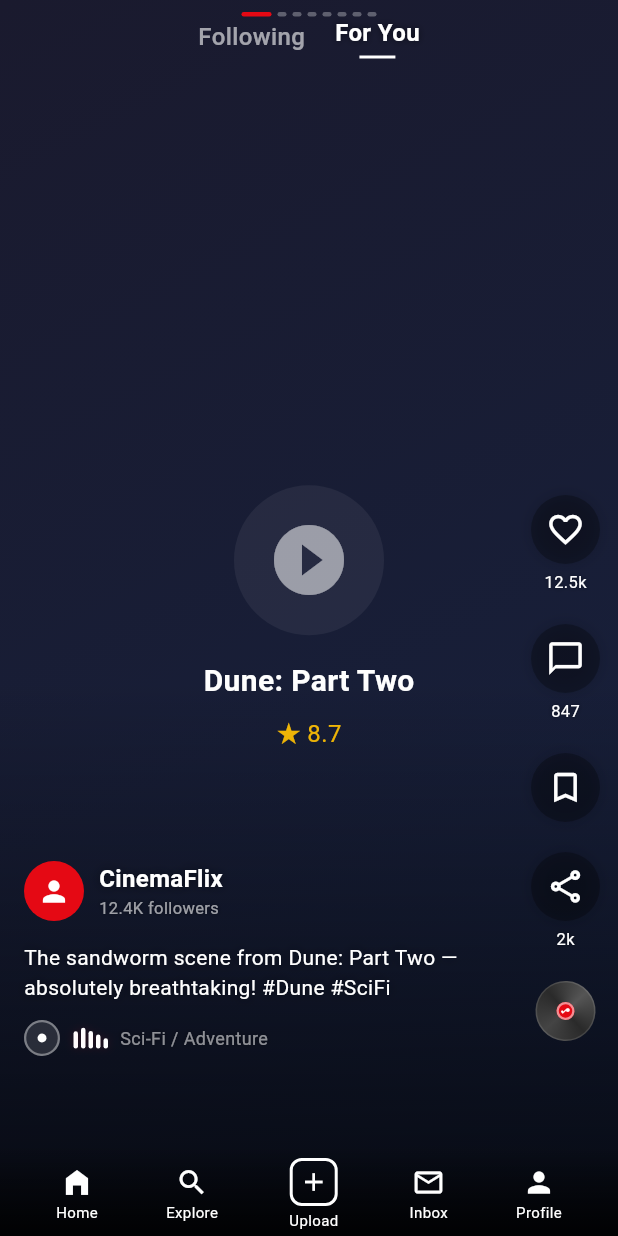
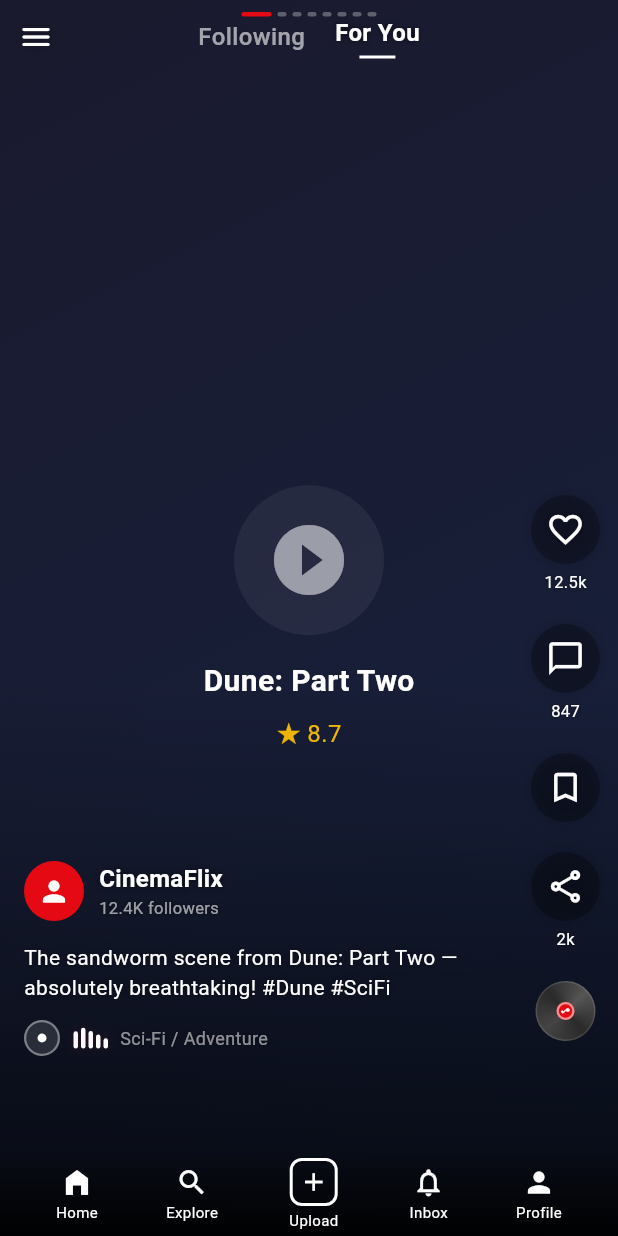
Before and after one commit to devTechs001/cinemaFlix-flutter, a Flutter app: the ShortsScreen screen opened by its route, on a phone screen of 412 x 824 dp. Run offline on Flutter 3.47's test engine with Material 3 defaults, Android fonts, the light colour scheme and no system bars; our stand-ins replace chewie, flutter_dotenv, package_info_plus, permission_handler, share_plus, shared_preferences and 2 more; accounts and stored records are empty.

Commit message:
Fix shorts nav links to actual screens, add drawer hamburger button, remove unused _navigateTo

```diff
--- a/lib/screens/shorts_screen.dart
+++ b/lib/screens/shorts_screen.dart
@@ -252,10 +252,6 @@
     );
   }
 
-  void _navigateTo(String route) {
-    Navigator.pushReplacementNamed(context, route);
-  }
-
   @override
   Widget build(BuildContext context) {
     super.build(context);
@@ -446,11 +442,23 @@
             top: MediaQuery.of(context).padding.top + 10,
             left: 0, right: 0,
             child: Row(
-              mainAxisAlignment: MainAxisAlignment.center,
               children: [
+                InteractiveCard(
+                  onTap: () {
+                    HapticFeedback.lightImpact();
+                    Scaffold.of(context).openDrawer();
+                  },
+                  child: Padding(
+                    padding: const EdgeInsets.only(left: 12, right: 8),
+                    child: Icon(Icons.menu_rounded, color: Colors.white, size: 24, shadows: const [Shadow(color: Colors.black54, blurRadius: 8)]),
+                  ),
+                ),
+                const Spacer(),
                 _topTab('Following', false),
                 const SizedBox(width: 20),
                 _topTab('For You', true),
+                const Spacer(),
+                const SizedBox(width: 44),
               ],
             ),
           ),
@@ -540,16 +548,11 @@
     return Row(
       mainAxisAlignment: MainAxisAlignment.spaceEvenly,
       children: [
-        _navItem(Icons.home_filled, 'Home', false, () => _navigateTo('/main')),
-        _navItem(Icons.search, 'Explore', false, () => _navigateTo('/explore')),
+        _navItem(Icons.home_filled, 'Home', false, () => Navigator.pushReplacementNamed(context, '/main', arguments: 0)),
+        _navItem(Icons.search, 'Explore', false, () => Navigator.pushReplacementNamed(context, '/search')),
         _uploadNavButton(),
-        _navItem(Icons.mail_outline, 'Inbox', false, () {
-          HapticFeedback.lightImpact();
-          ScaffoldMessenger.of(context).showSnackBar(
-            const SnackBar(content: Text('Inbox coming soon'), backgroundColor: Color(0xFFE50914), behavior: SnackBarBehavior.floating),
-          );
-        }),
-        _navItem(Icons.person, 'Profile', false, () => _navigateTo('/main')),
+        _navItem(Icons.notifications_outlined, 'Inbox', false, () => Navigator.pushReplacementNamed(context, '/notifications')),
+        _navItem(Icons.person, 'Profile', false, () => Navigator.pushReplacementNamed(context, '/main', arguments: 4)),
       ],
     );
   }
@@ -571,9 +574,7 @@
     return InteractiveCard(
       onTap: () {
         HapticFeedback.mediumImpact();
-        ScaffoldMessenger.of(context).showSnackBar(
-          const SnackBar(content: Text('Upload Video'), duration: Duration(seconds: 1)),
-        );
+        Navigator.pushNamed(context, '/creator-upload');
       },
       scaleAmount: 0.93,
       child: Padding(
```
